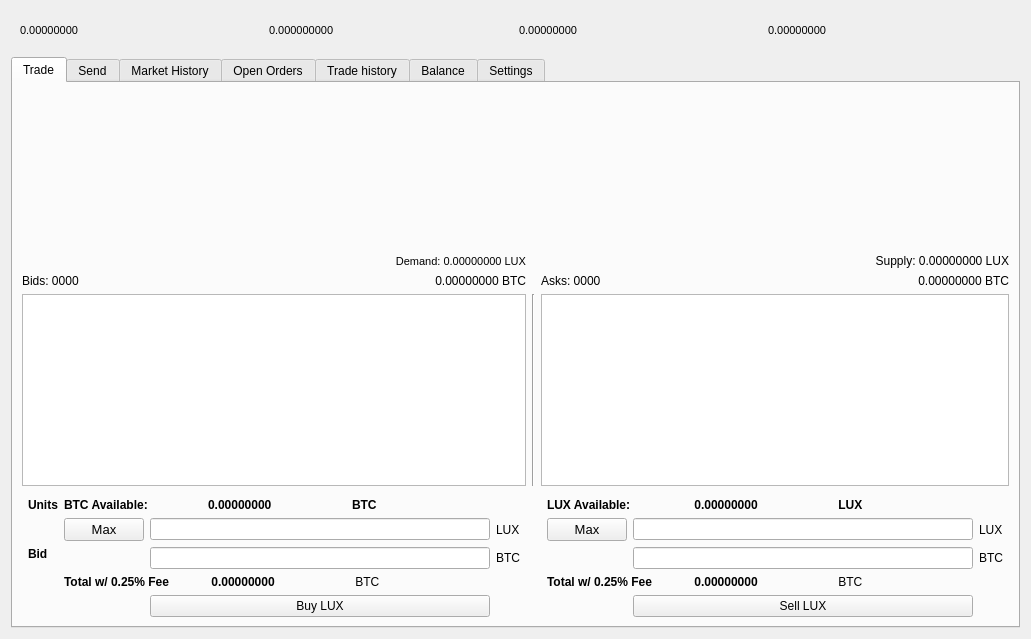
Above: src/qt/forms/tradingdialog.ui from JustPayments/JustPay before the change. Below: the same form after it.
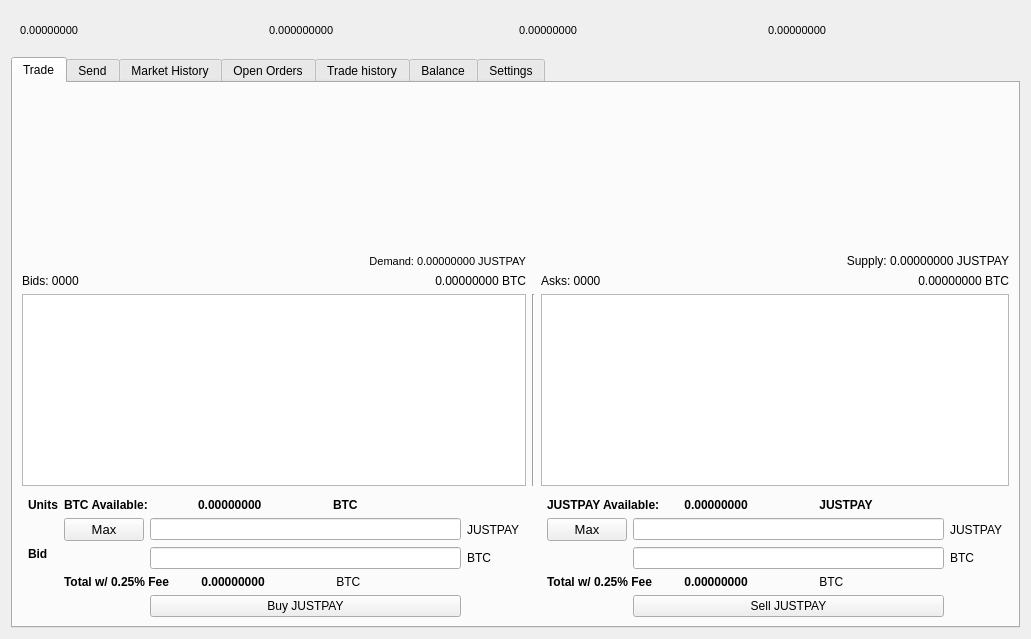
That is the form after the change. The open tabs and pages were chosen to show the change. Icons and pictures are not drawn.

Commit message: Change wording from lux to justpay in files

```diff
--- a/src/qt/forms/tradingdialog.ui
+++ b/src/qt/forms/tradingdialog.ui
@@ -1139,7 +1139,7 @@
        <item row="9" column="3">
         <widget class="QPushButton" name="BuyLUX">
          <property name="text">
-          <string>Buy LUX</string>
+          <string>Buy JUSTPAY</string>
          </property>
         </widget>
        </item>
@@ -1173,7 +1173,7 @@
        <item row="1" column="9" colspan="3">
         <widget class="QLabel" name="LUXSupply">
          <property name="text">
-          <string>Supply: 0.00000000 LUX</string>
+          <string>Supply: 0.00000000 JUSTPAY</string>
          </property>
          <property name="alignment">
           <set>Qt::AlignRight|Qt::AlignTrailing|Qt::AlignVCenter</set>
@@ -1183,7 +1183,7 @@
        <item row="9" column="9">
         <widget class="QPushButton" name="SellLUXBTN">
          <property name="text">
-          <string>Sell LUX</string>
+          <string>Sell JUSTPAY</string>
          </property>
         </widget>
        </item>
@@ -1195,7 +1195,7 @@
           </font>
          </property>
          <property name="text">
-          <string>Demand: 0.00000000 LUX</string>
+          <string>Demand: 0.00000000 JUSTPAY</string>
          </property>
          <property name="alignment">
           <set>Qt::AlignRight|Qt::AlignTrailing|Qt::AlignVCenter</set>
@@ -1205,14 +1205,14 @@
        <item row="6" column="10">
         <widget class="QLabel" name="label_22">
          <property name="text">
-          <string>LUX</string>
+          <string>JUSTPAY</string>
          </property>
         </widget>
        </item>
        <item row="6" column="4">
         <widget class="QLabel" name="label_4">
          <property name="text">
-          <string>LUX</string>
+          <string>JUSTPAY</string>
          </property>
         </widget>
        </item>
@@ -1873,7 +1873,7 @@
             </font>
            </property>
            <property name="text">
-            <string>LUX Available:</string>
+            <string>JUSTPAY Available:</string>
            </property>
           </widget>
          </item>
@@ -2317,7 +2317,7 @@
             </font>
            </property>
            <property name="text">
-            <string> LUX</string>
+            <string> JUSTPAY</string>
            </property>
           </widget>
          </item>
```
Left out of the diff: 48 changed lines with no effect on the pictures. The commit also changes 174 other files.
